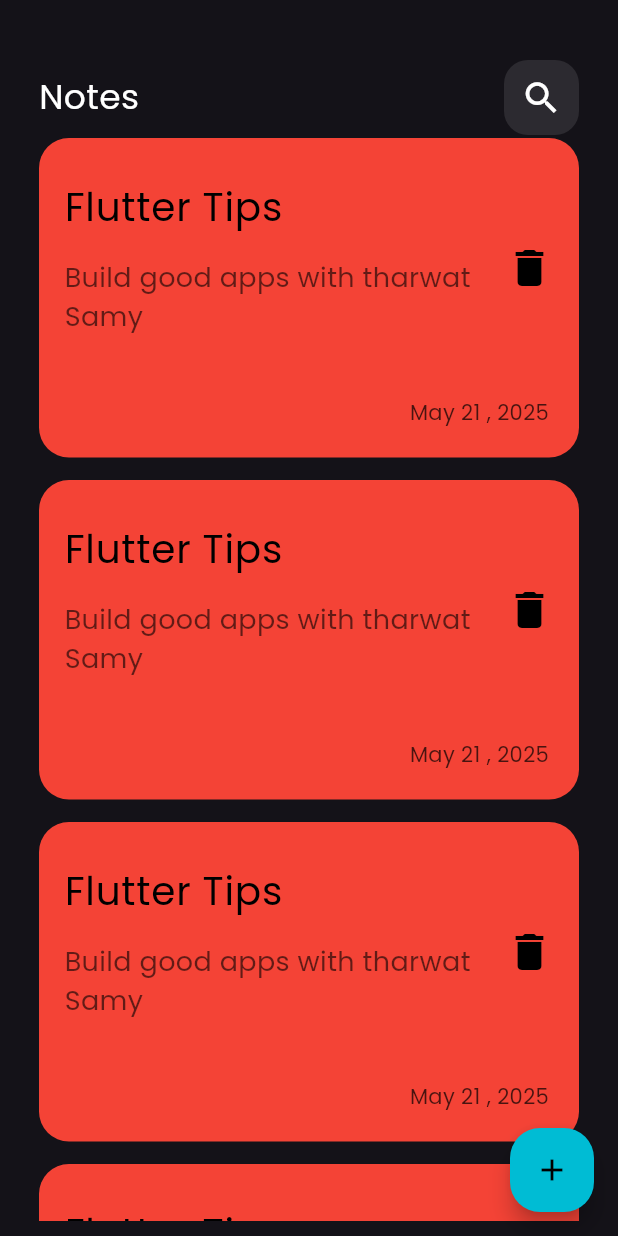
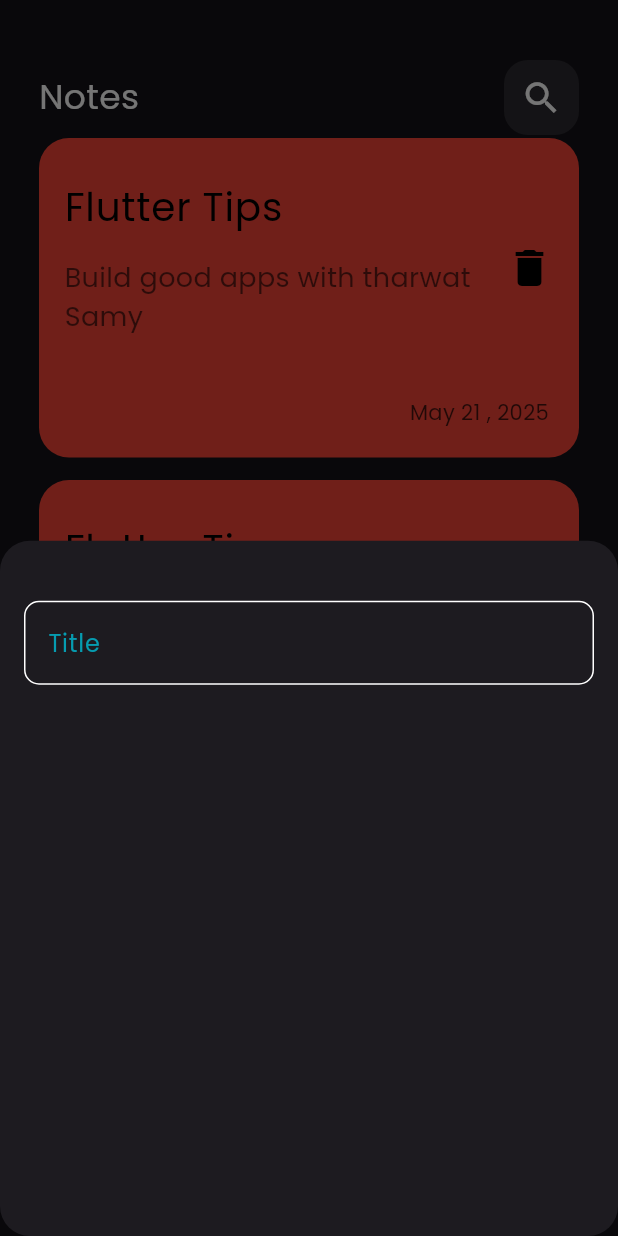
Before and after one commit to Amr-Elrayes/Notes_app, a Flutter app: the screen it shows after launch, after a tap on the "add" icon, on a phone screen of 412 x 824 dp. Run offline on Flutter 3.47's test engine with Material 3 defaults, Android fonts, the phone set to English and light mode, and no system bars.

Commit message:
add custom text field

```diff
--- /dev/null
+++ b/lib/constants.dart
@@ -0,0 +1,3 @@
+import 'package:flutter/material.dart';
+
+const KprimaryColor = Colors.cyan;
--- a/lib/views/notes_view.dart
+++ b/lib/views/notes_view.dart
@@ -1,5 +1,7 @@
 import 'package:flutter/material.dart';
+import 'package:notes_app/constants.dart';
 
+import '../widgets/add_note_buttom_sheet.dart';
 import '../widgets/notes_view_body.dart';
 
 class NotesView extends StatelessWidget {
@@ -9,8 +11,16 @@ class NotesView extends StatelessWidget {
   Widget build(BuildContext context) {
     return Scaffold(
         floatingActionButton: FloatingActionButton(
-          onPressed: () {},
-          backgroundColor: Colors.cyan,
+          onPressed: () {
+            showModalBottomSheet(
+                shape: RoundedRectangleBorder(
+                    borderRadius: BorderRadius.circular(20)),
+                context: context,
+                builder: (context) {
+                  return AddNoteButtomSheet();
+                });
+          },
+          backgroundColor: KprimaryColor,
           shape:
               RoundedRectangleBorder(borderRadius: BorderRadius.circular(20)),
           child: const Icon(
--- /dev/null
+++ b/lib/widgets/add_note_buttom_sheet.dart
@@ -0,0 +1,20 @@
+import 'package:flutter/material.dart';
+import 'package:notes_app/widgets/custom_text_field.dart';
+
+class AddNoteButtomSheet extends StatelessWidget {
+  const AddNoteButtomSheet({super.key});
+
+  @override
+  Widget build(BuildContext context) {
+    return Padding(
+      padding: const EdgeInsets.only(top: 40, left: 16, right: 16),
+      child: Column(
+        children: [
+          CustomTextField(
+            hintText: "Title",
+          ),
+        ],
+      ),
+    );
+  }
+}
--- /dev/null
+++ b/lib/widgets/custom_text_field.dart
@@ -0,0 +1,30 @@
+import 'package:flutter/material.dart';
+import 'package:notes_app/constants.dart';
+
+class CustomTextField extends StatelessWidget {
+  const CustomTextField({super.key, required this.hintText});
+  final String hintText;
+  @override
+  Widget build(BuildContext context) {
+    return TextField(
+      cursorColor: KprimaryColor,
+      decoration: InputDecoration(
+        hintText: hintText,
+        hintStyle: TextStyle(color: KprimaryColor.withOpacity(0.8)),
+        enabledBorder: buildBorder(),
+        focusedBorder: buildBorder(
+          KprimaryColor,
+        ),
+      ),
+    );
+  }
+
+  OutlineInputBorder buildBorder([Color? color]) {
+    return OutlineInputBorder(
+      borderRadius: BorderRadius.circular(10),
+      borderSide: BorderSide(
+        color: color ?? Colors.white,
+      ),
+    );
+  }
+}
--- a/lib/widgets/notes_view_body.dart
+++ b/lib/widgets/notes_view_body.dart
@@ -9,7 +9,7 @@ class NotesViewBody extends StatelessWidget {
   @override
   Widget build(BuildContext context) {
     return Padding(
-      padding: const EdgeInsets.only(left: 26, right: 26, top: 40, bottom: 10),
+      padding: const EdgeInsets.only(left: 26, right: 26, top: 40, bottom: 20),
       child: Column(
         children: [
           CustomAppbar(),
```
Also changed, not shown: lib/widgets/notes_list_view.dart (line endings or trailing spaces).
